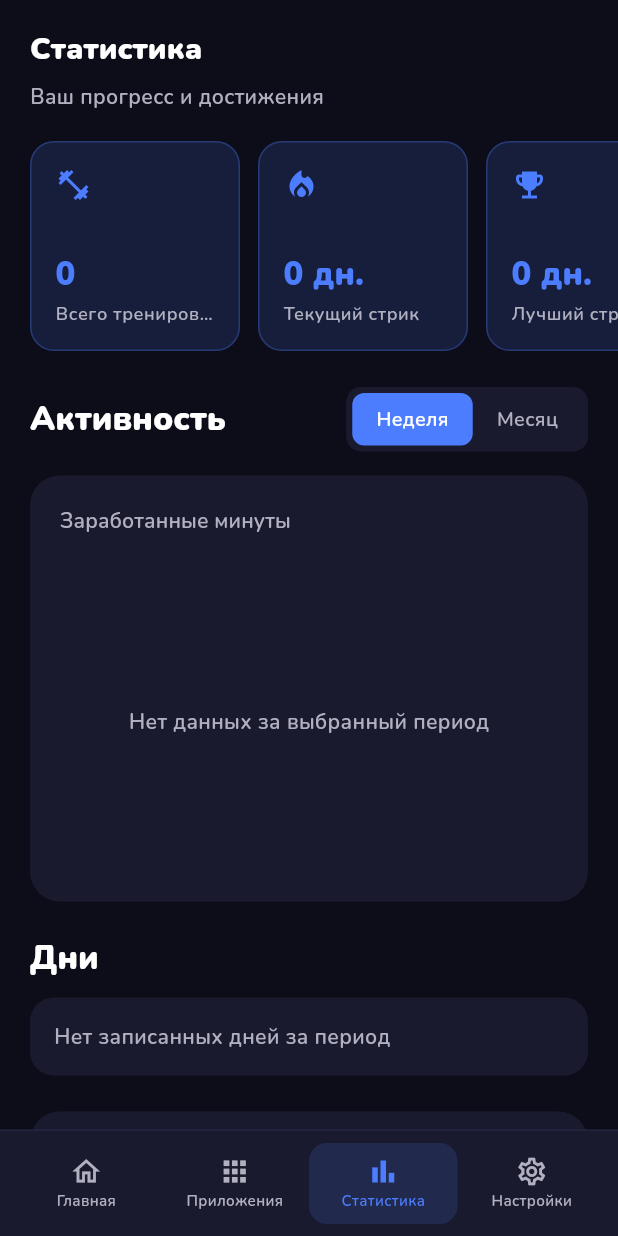
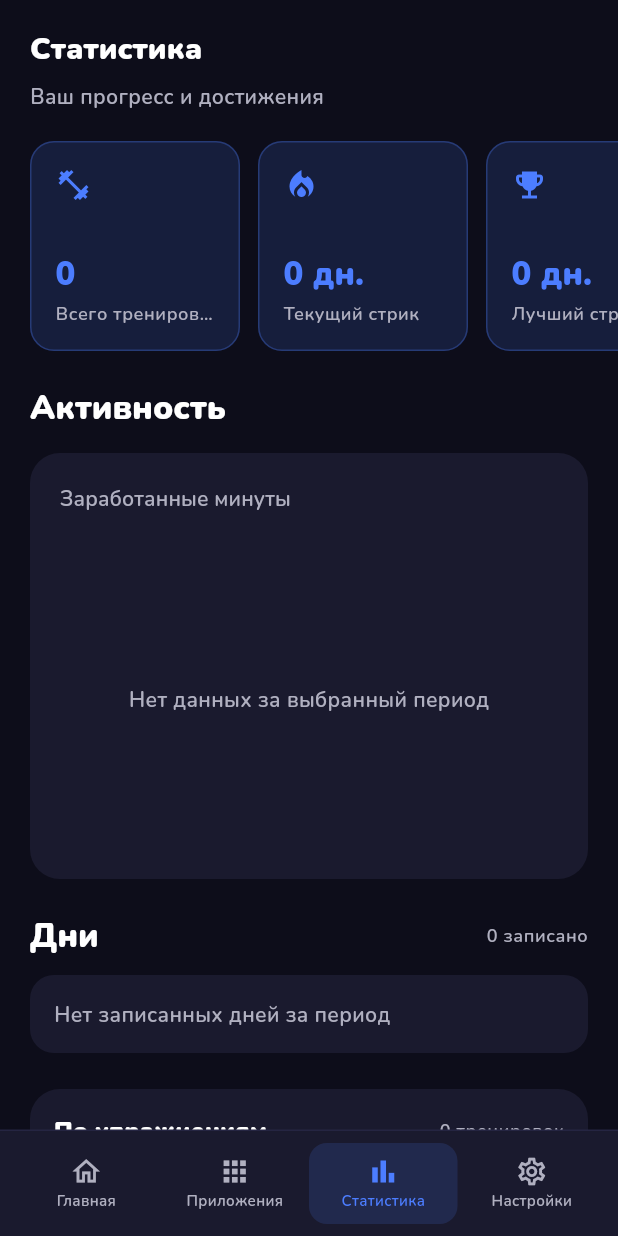
Before and after one commit to crlx1q/Fitness-CDX, a Flutter app: the HomeScreen screen opened directly, item 3 of the bottom bar chosen, on a phone screen of 412 x 824 dp. Run offline on Flutter 3.47's test engine with Material 3 defaults, Android fonts, the light colour scheme and no system bars; drawn by our look-alikes of flutter_animate; our stand-ins replace audioplayers, camera, fl_chart, flutter_local_notifications, hive, hive_flutter and 2 more; missing offline and left inert: google_mlkit_pose_detection; accounts and stored records are empty.

Commit message:
Fix usage calibration and stats display

```diff
--- a/app/lib/data/repositories/storage_repository.dart
+++ b/app/lib/data/repositories/storage_repository.dart
@@ -256,6 +256,10 @@ class StorageRepository {
     return stats;
   }
 
+  List<DailyStats> getAllDailyStats() {
+    return _dailyStatsBox.values.toList();
+  }
+
   // ============ Blocked Apps ============
 
   List<BlockedApp> getBlockedApps() {
--- a/app/lib/presentation/providers/app_provider.dart
+++ b/app/lib/presentation/providers/app_provider.dart
@@ -578,6 +578,11 @@ class AppProvider extends ChangeNotifier {
     return _storage.getDailyStatsRange(start, end);
   }
 
+  /// Get all recorded daily stats
+  List<DailyStats> getAllDailyStats() {
+    return _storage.getAllDailyStats();
+  }
+
   // ============ Blocking Service ============
 
   /// Start the app blocking service
--- a/app/lib/presentation/screens/stats_screen.dart
+++ b/app/lib/presentation/screens/stats_screen.dart
@@ -16,8 +16,6 @@ class StatsScreen extends StatefulWidget {
 }
 
 class _StatsScreenState extends State<StatsScreen> {
-  int _selectedPeriod = 0; // 0 = week, 1 = month
-
   @override
   Widget build(BuildContext context) {
     return Consumer<AppProvider>(
@@ -88,24 +86,14 @@ class _StatsScreenState extends State<StatsScreen> {
                 ),
               ),
 
-              // Period selector
               SliverToBoxAdapter(
                 child: Padding(
                   padding: const EdgeInsets.fromLTRB(20, 24, 20, 16),
-                  child: Row(
-                    children: [
-                      Text(
+                  child: Text(
                     'Активность',
                     style: Theme.of(context).textTheme.titleLarge?.copyWith(
                       fontWeight: FontWeight.bold,
                     ),
-                      ),
-                      const Spacer(),
-                      _PeriodSelector(
-                        selectedIndex: _selectedPeriod,
-                        onSelected: (index) => setState(() => _selectedPeriod = index),
-                      ),
-                    ],
                   ),
                 ),
               ),
@@ -142,11 +130,22 @@ class _StatsScreenState extends State<StatsScreen> {
               SliverToBoxAdapter(
                 child: Padding(
                   padding: const EdgeInsets.fromLTRB(20, 24, 20, 12),
-                  child: Text(
+                  child: Row(
+                    children: [
+                      Text(
                         'Дни',
                         style: Theme.of(context).textTheme.titleLarge?.copyWith(
                           fontWeight: FontWeight.bold,
                         ),
+                      ),
+                      const Spacer(),
+                      Text(
+                        '${dailyStats.length} записано',
+                        style: Theme.of(context).textTheme.bodySmall?.copyWith(
+                          color: AppColors.textSecondary,
+                        ),
+                      ),
+                    ],
                   ),
                 ),
               ),
@@ -191,11 +190,8 @@ class _StatsScreenState extends State<StatsScreen> {
   }
 
   List<DailyStats> _getDailyStats(AppProvider provider) {
-    final now = DateTime.now();
-    final days = _selectedPeriod == 0 ? 7 : 30;
-    final start = DateTime(now.year, now.month, now.day - days + 1);
-    final end = DateTime(now.year, now.month, now.day + 1);
-    final stats = provider.getDailyStats(start, end)
+    final stats = provider
+        .getAllDailyStats()
         .where((stat) => _hasRecordedActivity(stat))
         .toList();
     stats.sort((a, b) => a.date.compareTo(b.date));
@@ -375,6 +371,7 @@ class _StatsScreenState extends State<StatsScreen> {
               const SizedBox(height: 16),
               _DailyStatLine(label: 'Заработано', value: _formatMinutes(stats.earnedMinutes)),
               _DailyStatLine(label: 'Потрачено', value: _formatMinutes(stats.spentMinutes)),
+              _DailyStatLine(label: 'Время в приложениях', value: _formatMinutes(stats.spentMinutes)),
               _DailyStatLine(label: 'Тренировок', value: stats.workoutCount.toString()),
               _DailyStatLine(label: 'Отжиманий', value: stats.pushUps.toString()),
               _DailyStatLine(label: 'Приседаний', value: stats.squats.toString()),
@@ -630,76 +627,6 @@ class _SummaryCard extends StatelessWidget {
   }
 }
 
-class _PeriodSelector extends StatelessWidget {
-  final int selectedIndex;
-  final Function(int) onSelected;
-
-  const _PeriodSelector({
-    required this.selectedIndex,
-    required this.onSelected,
-  });
-
-  @override
-  Widget build(BuildContext context) {
-    return Container(
-      padding: const EdgeInsets.all(4),
-      decoration: BoxDecoration(
-        color: AppColors.surface,
-        borderRadius: BorderRadius.circular(10),
-      ),
-      child: Row(
-        children: [
-          _PeriodButton(
-            label: 'Неделя',
-            isSelected: selectedIndex == 0,
-            onTap: () => onSelected(0),
-          ),
-          _PeriodButton(
-            label: 'Месяц',
-            isSelected: selectedIndex == 1,
-            onTap: () => onSelected(1),
-          ),
-        ],
-      ),
-    );
-  }
-}
-
-class _PeriodButton extends StatelessWidget {
-  final String label;
-  final bool isSelected;
-  final VoidCallback onTap;
-
-  const _PeriodButton({
-    required this.label,
-    required this.isSelected,
-    required this.onTap,
-  });
-
-  @override
-  Widget build(BuildContext context) {
-    return GestureDetector(
-      onTap: onTap,
-      child: AnimatedContainer(
-        duration: const Duration(milliseconds: 200),
-        padding: const EdgeInsets.symmetric(horizontal: 16, vertical: 8),
-        decoration: BoxDecoration(
-          color: isSelected ? AppColors.primary : Colors.transparent,
-          borderRadius: BorderRadius.circular(8),
-        ),
-        child: Text(
-          label,
-          style: TextStyle(
-            color: isSelected ? AppColors.textPrimary : AppColors.textSecondary,
-            fontWeight: isSelected ? FontWeight.w600 : FontWeight.normal,
-            fontSize: 13,
-          ),
-        ),
-      ),
-    );
-  }
-}
-
 /// Compact exercise progress card with horizontal bars
 class _ExerciseProgressCard extends StatelessWidget {
   final UserStats stats;
```
Also changed, not shown: app/lib/presentation/widgets/time_balance_card.dart (+4 -3 lines), 2 other files. Lines whose indentation alone changed are shown as unchanged.
